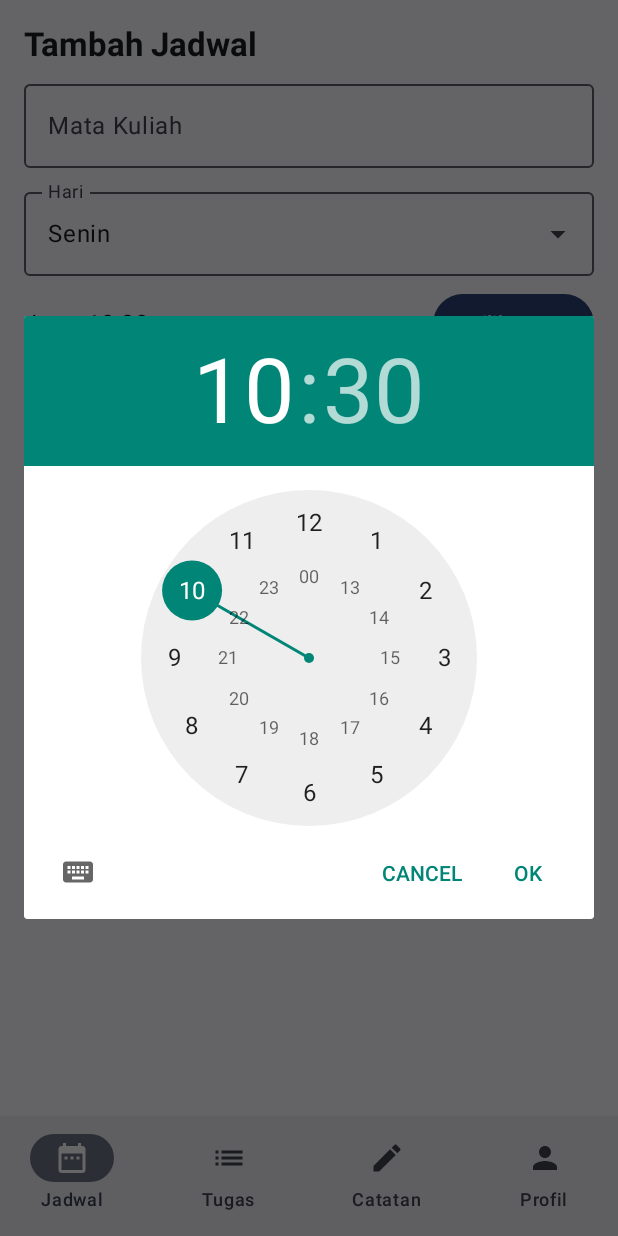
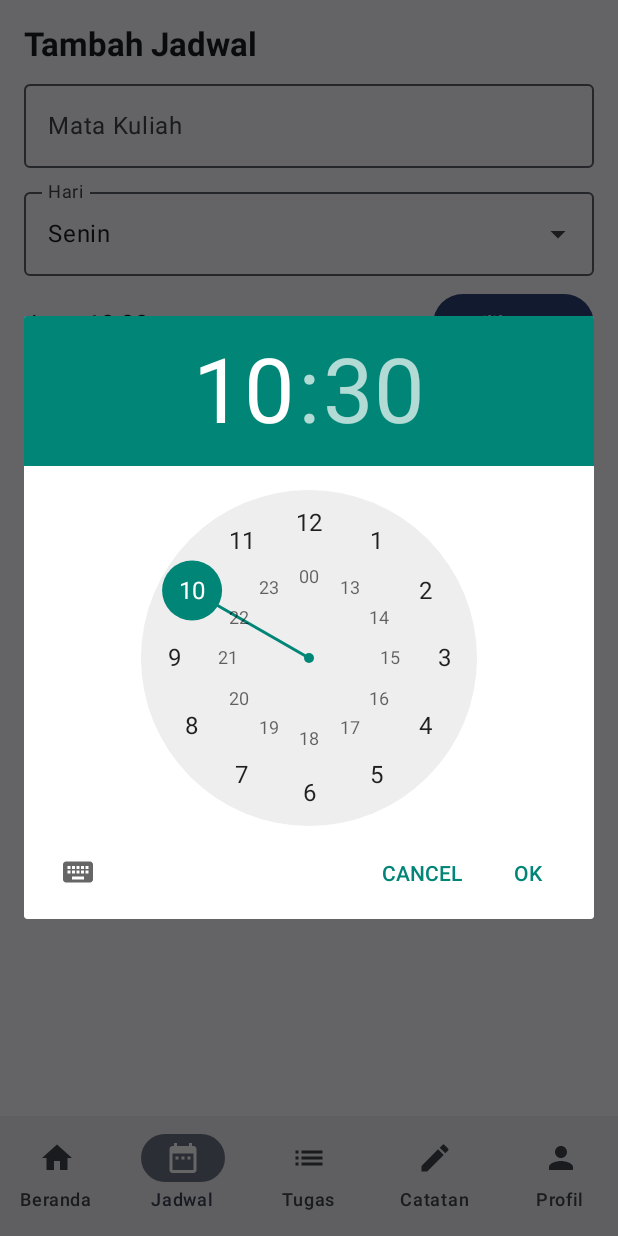
Before and after one commit to fahmisyahputra/fp-ppb, an Android app built with Jetpack Compose: the MainScreen screen opened through its navigation route, after a tap on "Pilih Jam", on a phone screen of 412 x 824 dp. Run offline under Robolectric (Android 15) with nearby library versions, the phone set to English and light mode, and no system bars; 2 other taps on this screen came first.

Commit message:
sek iki sek

```diff
--- a/app/src/main/java/com/example/fpppb/BottomNavItem.kt
+++ b/app/src/main/java/com/example/fpppb/BottomNavItem.kt
@@ -1,9 +1,18 @@
 package com.example.fpppb
 
 import androidx.compose.ui.graphics.vector.ImageVector
+import androidx.compose.material.icons.Icons
+import androidx.compose.material.icons.filled.*
 
-data class BottomNavItem(
+data class ScreenItem(
+    val route: String,
     val title: String,
-    val route: String,
     val icon: ImageVector
 )
+object AppScreen {
+    val Home = ScreenItem("home", "Beranda", Icons.Default.Home)
+    val Schedule = ScreenItem("schedule", "Jadwal", Icons.Default.DateRange)
+    val Task = ScreenItem("task", "Tugas", Icons.Default.List)
+    val Notes = ScreenItem("notes", "Catatan", Icons.Default.Edit)
+    val Profile = ScreenItem("profile", "Profil", Icons.Default.Person)
+}
--- /dev/null
+++ b/app/src/main/java/com/example/fpppb/HomeScreen.kt
@@ -0,0 +1,129 @@
+package com.example.fpppb
+
+import androidx.compose.foundation.Image
+import androidx.compose.foundation.background
+import androidx.compose.foundation.clickable
+import androidx.compose.foundation.layout.*
+import androidx.compose.foundation.shape.RoundedCornerShape
+import androidx.compose.material.icons.Icons
+import androidx.compose.material.icons.filled.Menu
+import androidx.compose.material3.*
+import androidx.compose.runtime.Composable
+import androidx.compose.ui.Alignment
+import androidx.compose.ui.Modifier
+import androidx.compose.ui.draw.clip
+import androidx.compose.ui.graphics.Color
+import androidx.compose.ui.res.painterResource
+import androidx.compose.ui.text.font.FontWeight
+import androidx.compose.ui.unit.dp
+import androidx.compose.ui.unit.sp
+import androidx.navigation.NavController
+import androidx.compose.ui.draw.clip
+
+@Composable
+fun HomeScreen(navController: NavController) {
+    Column(
+        modifier = Modifier
+            .fillMaxSize()
+            .padding(16.dp)
+    ) {
+        // Header bar
+        Row(
+            modifier = Modifier.fillMaxWidth(),
+            horizontalArrangement = Arrangement.SpaceBetween,
+            verticalAlignment = Alignment.CenterVertically
+        ) {
+            Column {
+                Image(
+                    painter = painterResource(id = R.drawable.ic_launcher_foreground), // Ganti dengan logo ClassMate kamu
+                    contentDescription = "Logo",
+                    modifier = Modifier.size(48.dp)
+                )
+                Text(
+                    text = "ClassMate",
+                    fontSize = 16.sp,
+                    fontWeight = FontWeight.Bold
+                )
+            }
+
+            IconButton(onClick = {
+                // Handle drawer click if needed
+            }) {
+                Icon(
+                    imageVector = Icons.Default.Menu,
+                    contentDescription = "Menu"
+                )
+            }
+        }
+
+        Spacer(modifier = Modifier.height(16.dp))
+
+        // Header Image placeholder
+        Box(
+            modifier = Modifier
+                .fillMaxWidth()
+                .height(160.dp)
+                .clip(RoundedCornerShape(12.dp))
+                .background(Color.LightGray)
+        ) {
+            // Gambar akan kamu ganti nanti
+        }
+
+        Spacer(modifier = Modifier.height(16.dp))
+
+        Text(
+            text = "Welcome to ClassMate!",
+            fontSize = 18.sp,
+            fontWeight = FontWeight.Bold
+        )
+
+        Spacer(modifier = Modifier.height(16.dp))
+
+        // Grid Buttons
+        Column(verticalArrangement = Arrangement.spacedBy(12.dp)) {
+            Row(
+                modifier = Modifier.fillMaxWidth(),
+                horizontalArrangement = Arrangement.spacedBy(12.dp)
+            ) {
+                HomeMenuButton("Jadwal", Color(0xFF448AFF), modifier = Modifier.weight(1f)) {
+                    navController.navigate(NavScreen.Schedule.route)
+                }
+                HomeMenuButton("Tugas", Color.White, Color.Black, modifier = Modifier.weight(1f)) {
+                    navController.navigate(NavScreen.Task.route)
+                }
+            }
+
+            Row(
+                modifier = Modifier.fillMaxWidth(),
+                horizontalArrangement = Arrangement.spacedBy(12.dp)
+            ) {
+                HomeMenuButton("Catatan", Color(0xFF448AFF), modifier = Modifier.weight(1f)) {
+                    navController.navigate(NavScreen.Notes.route)
+                }
+                HomeMenuButton("Profil", Color.White, Color.Black, modifier = Modifier.weight(1f)) {
+                    navController.navigate(NavScreen.Profile.route)
+                }
+            }
+        }
+    }
+}
+
+@Composable
+fun HomeMenuButton(
+    title: String,
+    bgColor: Color,
+    textColor: Color = Color.White,
+    modifier: Modifier = Modifier,
+    onClick: () -> Unit
+) {
+    Box(
+        modifier = modifier
+            .height(100.dp)
+            .clip(RoundedCornerShape(12.dp))
+            .background(bgColor)
+            .clickable { onClick() },
+        contentAlignment = Alignment.Center
+    ) {
+        Text(text = title, color = textColor, fontSize = 16.sp, fontWeight = FontWeight.Medium)
+    }
+}
--- a/app/src/main/java/com/example/fpppb/MainScreen.kt
+++ b/app/src/main/java/com/example/fpppb/MainScreen.kt
@@ -1,26 +1,30 @@
 package com.example.fpppb
 
 import androidx.compose.foundation.layout.padding
-import androidx.compose.material.icons.Icons
-import androidx.compose.material.icons.filled.List
-import androidx.compose.material.icons.filled.Person
 import androidx.compose.material3.*
 import androidx.compose.runtime.*
 import androidx.compose.ui.Modifier
+import androidx.navigation.compose.*
 import androidx.compose.ui.graphics.vector.ImageVector
+import androidx.compose.material.icons.Icons
+import androidx.compose.material.icons.filled.*
+import androidx.compose.foundation.layout.padding
+import androidx.compose.material.icons.filled.*
+import androidx.compose.material3.*
+import androidx.compose.runtime.*
 import androidx.navigation.compose.*
-import androidx.compose.material.icons.filled.DateRange
-import androidx.compose.material.icons.filled.Edit
 
 
 @Composable
 fun MainScreen() {
     val navController = rememberNavController()
+
     val items = listOf(
-        BottomNavItem("Jadwal", "schedule", Icons.Default.DateRange),
-        BottomNavItem("Tugas", "task", Icons.Default.List),
-        BottomNavItem("Catatan", "notes", Icons.Default.Edit), // ← Tambahkan ini
-        BottomNavItem("Profil", "profile", Icons.Default.Person),
+        NavScreen.Home,
+        NavScreen.Schedule,
+        NavScreen.Task,
+        NavScreen.Notes,
+        NavScreen.Profile
     )
 
     Scaffold(
@@ -29,7 +33,7 @@ fun MainScreen() {
                 val navBackStackEntry by navController.currentBackStackEntryAsState()
                 val currentRoute = navBackStackEntry?.destination?.route
 
-                items.forEach { item ->
+                items.forEach { item: BottomNavItem -> // ❗ Perjelas tipe data
                     NavigationBarItem(
                         icon = { Icon(item.icon, contentDescription = item.title) },
                         label = { Text(item.title) },
@@ -51,14 +55,15 @@ fun MainScreen() {
         }
     ) { innerPadding ->
         NavHost(
-            navController,
-            startDestination = "schedule",
+            navController = navController,
+            startDestination = NavScreen.Home.route,
             modifier = Modifier.padding(innerPadding)
         ) {
-            composable("schedule") { ScheduleScreen() }
-            composable("task") { TaskScreen() }
-            composable("notes") { NotesScreen() } // ← Tambahkan ini
-            composable("profile") { ProfileScreen() }
+            composable(NavScreen.Home.route) { HomeScreen(navController) }
+            composable(NavScreen.Schedule.route) { ScheduleScreen() }
+            composable(NavScreen.Task.route) { TaskScreen() }
+            composable(NavScreen.Notes.route) { NotesScreen() }
+            composable(NavScreen.Profile.route) { ProfileScreen() }
         }
     }
 }
--- /dev/null
+++ b/app/src/main/java/com/example/fpppb/NavScreen.kt
@@ -0,0 +1,19 @@
+package com.example.fpppb
+
+import androidx.compose.ui.graphics.vector.ImageVector
+import androidx.compose.material.icons.Icons
+import androidx.compose.material.icons.filled.*
+
+data class BottomNavItem(
+    val title: String,
+    val route: String,
+    val icon: ImageVector
+)
+
+object NavScreen {
+    val Home = BottomNavItem("Beranda", "home", Icons.Default.Home)
+    val Schedule = BottomNavItem("Jadwal", "schedule", Icons.Default.DateRange)
+    val Task = BottomNavItem("Tugas", "task", Icons.Default.List)
+    val Notes = BottomNavItem("Catatan", "notes", Icons.Default.Edit)
+    val Profile = BottomNavItem("Profil", "profile", Icons.Default.Person)
+}
--- a/app/src/main/java/com/example/fpppb/Navigation.kt
+++ b/app/src/main/java/com/example/fpppb/Navigation.kt
@@ -4,4 +4,10 @@ sealed class Screen(val route: String) {
     object Login : Screen("login")
     object Register : Screen("register")
     object Main : Screen("main")
+
+    object Home : Screen("home")
+    object Schedule : Screen("schedule")
+    object Task : Screen("task")
+    object Notes : Screen("notes")
+    object Profile : Screen("profile")
 }
```
